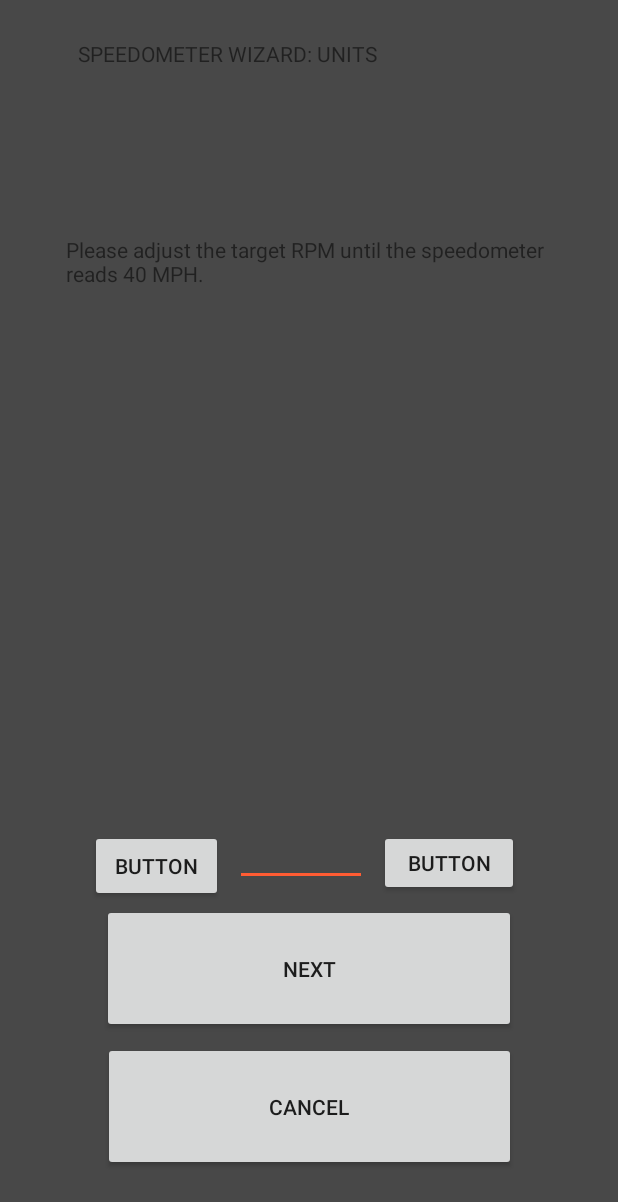
After one commit to AMDHome/Mechanical-Speedometer-Converter, an Android app: the Wizard2 screen opened directly, with no data from a screen before it, on a phone screen of 412 x 824 dp. The commit adds this screen. Shown: the top 1202 px of the screen. Run offline under Robolectric (Android 15) with nearby library versions, the phone set to English and light mode, and no system bars.

Commit message:
Updated Wizard UI
Working on global variables and screen swapping so that variable that holds speedometermax/2 can be saved across activities and then printed on screen dynamically.

```diff
--- a/app/app/src/main/AndroidManifest.xml
+++ b/app/app/src/main/AndroidManifest.xml
@@ -29,6 +29,10 @@
             android:label="@string/app_name"/>
 
         <activity android:name=".BtConnection"></activity>
+        <activity android:name=".Wizard"></activity>
+        <activity android:name=".Wizard2"></activity>
+
+
 
     </application>
 
--- /dev/null
+++ b/app/app/src/main/java/com/ecs193/speedometerconverter/Wizard2.java
@@ -0,0 +1,192 @@
+package com.ecs193.speedometerconverter;
+
+import android.app.ProgressDialog;
+import android.bluetooth.BluetoothAdapter;
+import android.bluetooth.BluetoothDevice;
+import android.bluetooth.BluetoothSocket;
+import android.content.Intent;
+import android.os.Bundle;
+import android.support.v7.app.AppCompatActivity;
+import android.view.View;
+import android.widget.Button;
+import android.widget.ListView;
+import android.widget.TextView;
+import android.widget.Toast;
+
+import java.util.Set;
+import java.util.UUID;
+
+public class Wizard2 extends AppCompatActivity {
+
+    private Set<BluetoothDevice> pairedDevices;
+    Intent rtnIntent;
+    TextView tv;
+    ListView devicelist;
+    Button findButton;
+    Button cancelButton;
+    String address = null;
+    private ProgressDialog progress;
+    BluetoothAdapter myBluetooth = null;
+    static BluetoothSocket btSocket = null;
+    private boolean isBtConnected = false;
+    //SPP UUID. Look for it
+    static final UUID myUUID = UUID.fromString("00001101-0000-1000-8000-00805F9B34FB");
+    public static String EXTRA_ADDRESS;
+    public static final String BT_INTENT_FLAG = "BT_INTENT_FLAG";
+
+    @Override
+    protected void onCreate(Bundle savedInstanceState) {
+        super.onCreate(savedInstanceState);
+        rtnIntent = new Intent();
+        setContentView(R.layout.activity_wizard2);
+
+        //devicelist = findViewById(R.id.listBluetooth);
+        //myBluetooth = BluetoothAdapter.getDefaultAdapter();
+        //findButton = findViewById(R.id.but_find);
+        //cancelButton = findViewById(R.id.but_cancel2);
+
+        //checkBluetoothConnectivity();
+
+        /*
+        findButton.setOnClickListener(new View.OnClickListener() {
+            public void onClick(View view) {
+                checkBluetoothConnectivity();
+            }
+        });
+        */
+/*
+        cancelButton.setOnClickListener(new View.OnClickListener() {
+            public void onClick(View view) {
+                finish();
+            }
+        });
+*/
+    }
+
+/*
+    void checkBluetoothConnectivity() {
+
+        if (myBluetooth == null) {
+            //Show a message that the device has no bluetooth adapter
+            Toast.makeText(getApplicationContext(), "Bluetooth Device Not Available", Toast.LENGTH_LONG).show();
+
+            //finish apk
+            finish();
+        } else if (!myBluetooth.isEnabled()) {
+            //Ask to the user turn the bluetooth on
+            Intent turnBTon = new Intent(BluetoothAdapter.ACTION_REQUEST_ENABLE);
+            startActivityForResult(turnBTon, 1);
+        }
+
+        pairedDevicesList();
+
+    }
+*/
+/*
+    public void pairedDevicesList() {
+
+        // Register for broadcasts when a device is discovered.
+        //IntentFilter filter = new IntentFilter(BluetoothDevice.ACTION_FOUND);
+        //registerReceiver(mReceiver, filter);
+
+
+        pairedDevices = myBluetooth.getBondedDevices();
+        ArrayList list = new ArrayList();
+
+        if (pairedDevices.size() > 0) {
+            for (BluetoothDevice bt : pairedDevices) {
+                list.add(bt.getName() + "\n" + bt.getAddress()); //Get the device's name and the address
+            }
+        } else {
+            Toast.makeText(getApplicationContext(), "No Paired Bluetooth Devices Found.", Toast.LENGTH_LONG).show();
+        }
+
+        final ArrayAdapter adapter = new ArrayAdapter(this, android.R.layout.simple_list_item_1, list);
+
+        devicelist.setAdapter(adapter);
+        devicelist.setOnItemClickListener(myListClickListener); //Method called when the device from the list is clicked
+
+    }
+*/
+/*
+    private AdapterView.OnItemClickListener myListClickListener = new AdapterView.OnItemClickListener() {
+        public void onItemClick(AdapterView<?> av, View v, int arg2, long arg3) {
+            // Get the device MAC address, the last 17 chars in the View
+            String info = ((TextView) v).getText().toString();
+            address = info.substring(info.length() - 17);
+
+
+            // Initialize a TextView for ListView each Item
+            tv = v.findViewById(android.R.id.text1);
+
+            // Set the text color of TextView (ListView Item)
+            tv.setTextColor(Color.WHITE);
+
+            new ConnectBT().execute(); //Call the class to connect
+        }
+    };
+*/
+/*
+    private class ConnectBT extends AsyncTask<Void, Void, Void>  // UI thread
+    {
+        private boolean ConnectSuccess = true; //if it's here, it's almost connected
+
+        @Override
+        protected void onPreExecute()
+        {
+            progress = ProgressDialog.show(Wizard.this, "Connecting...",
+                    "Please wait!!!");  //show a progress dialog
+        }
+
+        @Override
+        protected Void doInBackground(Void... devices) //while the progress dialog is shown, the connection is done in background
+        {
+            myBluetooth = null;
+            try
+            {
+                if (btSocket == null || !isBtConnected)
+                {
+                    myBluetooth = BluetoothAdapter.getDefaultAdapter();//get the mobile bluetooth device
+                    BluetoothDevice dispositivo = myBluetooth.getRemoteDevice(address);//connects to the device's address and checks if it's available
+                    btSocket = dispositivo.createInsecureRfcommSocketToServiceRecord(myUUID);//create a RFCOMM (SPP) connection
+                    BluetoothAdapter.getDefaultAdapter().cancelDiscovery();
+                    btSocket.connect();//start connection
+                }
+            }
+            catch (IOException e)
+            {
+                ConnectSuccess = false;//if the try failed, you can check the exception here
+            }
+            return null;
+        }
+
+        @Override
+        protected void onPostExecute(Void result) //after the doInBackground, it checks if everything went fine
+        {
+            super.onPostExecute(result);
+
+            if (!ConnectSuccess)
+            {
+                msg("Connection Failed. Is it a SPP Bluetooth? Try again.");
+                finish();
+            }
+            else
+            {
+                msg("Connected.");
+                isBtConnected = true;
+                // change opacity of calibration layout
+                //findViewById(R.id.meterSettings).setAlpha((float)1);
+            }
+            progress.dismiss();
+
+            setResult(Activity.RESULT_OK);
+            finish();
+        }
+    }
+*/
+
+    private void msg(String s)
+    {
+        Toast.makeText(getApplicationContext(),s, Toast.LENGTH_LONG).show();
+    }
+}
--- /dev/null
+++ b/app/app/src/main/res/layout/activity_wizard2.xml
@@ -0,0 +1,156 @@
+<?xml version="1.0" encoding="utf-8"?>
+<!--<RelativeLayout xmlns:android="http://schemas.android.com/apk/res/android"-->
+
+<!--<ScrollView
+    xmlns:android="http://schemas.android.com/apk/res/android"
+    xmlns:app="http://schemas.android.com/apk/res-auto"
+    xmlns:tools="http://schemas.android.com/tools"
+    android:layout_width="match_parent"
+    android:layout_height="match_parent"
+    app:layout_constraintGuide_percent="0.33"
+    tools:context=".MainActivity">-->
+<android.support.constraint.ConstraintLayout xmlns:android="http://schemas.android.com/apk/res/android"
+    xmlns:app="http://schemas.android.com/apk/res-auto"
+    xmlns:tools="http://schemas.android.com/tools"
+    android:layout_width="match_parent"
+    android:layout_height="match_parent"
+    android:visibility="visible"
+    app:layout_constraintGuide_percent="0.33"
+    tools:context=".MainActivity">
+
+    <Button
+        android:id="@+id/but_cancel2"
+        android:layout_width="275dp"
+        android:layout_height="0dp"
+        android:layout_marginBottom="43dp"
+        android:layout_weight="1"
+        android:text="@string/str_cancel"
+        app:layout_constraintBottom_toBottomOf="parent"
+        app:layout_constraintEnd_toEndOf="@+id/Next"
+        app:layout_constraintStart_toStartOf="@+id/Next"
+        app:layout_constraintTop_toBottomOf="@+id/Next" />
+
+    <Button
+        android:id="@+id/Next"
+        android:layout_width="0dp"
+        android:layout_height="0dp"
+        android:layout_marginStart="68dp"
+        android:layout_marginLeft="68dp"
+        android:layout_marginEnd="68dp"
+        android:layout_marginRight="68dp"
+        android:layout_marginBottom="6dp"
+        android:layout_weight="1"
+        android:text="NEXT"
+        app:layout_constraintBottom_toTopOf="@+id/but_cancel2"
+        app:layout_constraintEnd_toEndOf="parent"
+        app:layout_constraintStart_toStartOf="parent"
+        app:layout_constraintTop_toBottomOf="@+id/editText" />
+
+    <Button
+        android:id="@+id/button"
+        android:layout_width="93dp"
+        android:layout_height="44dp"
+        android:layout_marginStart="8dp"
+        android:layout_marginLeft="8dp"
+        android:layout_marginTop="8dp"
+        android:text="Button"
+        app:layout_constraintStart_toEndOf="@+id/editText"
+        app:layout_constraintTop_toTopOf="@+id/editText" />
+
+    <Button
+        android:id="@+id/button2"
+        android:layout_width="0dp"
+        android:layout_height="48dp"
+        android:layout_marginStart="60dp"
+        android:layout_marginLeft="60dp"
+        android:layout_marginTop="8dp"
+        android:layout_marginEnd="8dp"
+        android:layout_marginRight="8dp"
+        android:text="Button"
+        app:layout_constraintEnd_toStartOf="@+id/editText"
+        app:layout_constraintStart_toStartOf="parent"
+        app:layout_constraintTop_toTopOf="@+id/editText" />
+
+    <EditText
+        android:id="@+id/editText"
+        android:layout_width="0dp"
+        android:layout_height="wrap_content"
+        android:layout_marginTop="545dp"
+        android:layout_marginEnd="167dp"
+        android:layout_marginRight="167dp"
+        android:layout_marginBottom="12dp"
+        android:ems="10"
+        android:inputType="numberDecimal"
+        app:layout_constraintBottom_toTopOf="@+id/Next"
+        app:layout_constraintEnd_toEndOf="parent"
+        app:layout_constraintStart_toEndOf="@+id/button2"
+        app:layout_constraintTop_toTopOf="parent" />
+
+    <TextView
+        android:id="@+id/textView"
+        android:layout_width="0dp"
+        android:layout_height="0dp"
+        android:layout_marginStart="44dp"
+        android:layout_marginLeft="44dp"
+        android:layout_marginEnd="44dp"
+        android:layout_marginRight="44dp"
+        android:layout_marginBottom="559dp"
+        android:text="Please adjust the target RPM until the speedometer reads 40 MPH."
+        app:layout_constraintBottom_toBottomOf="parent"
+        app:layout_constraintEnd_toEndOf="parent"
+        app:layout_constraintStart_toStartOf="parent"
+        app:layout_constraintTop_toBottomOf="@+id/textView2" />
+
+    <TextView
+        android:id="@+id/textView2"
+        android:layout_width="0dp"
+        android:layout_height="0dp"
+        android:layout_marginStart="52dp"
+        android:layout_marginLeft="52dp"
+        android:layout_marginTop="26dp"
+        android:layout_marginEnd="52dp"
+        android:layout_marginRight="52dp"
+        android:layout_marginBottom="22dp"
+        android:text="SPEEDOMETER WIZARD: UNITS"
+        app:layout_constraintBottom_toTopOf="@+id/textView"
+        app:layout_constraintEnd_toEndOf="parent"
+        app:layout_constraintStart_toStartOf="parent"
+        app:layout_constraintTop_toTopOf="parent" />
+
+    <!--<Button
+        android:id="@+id/button2"
+        android:layout_width="wrap_content"
+        android:layout_height="wrap_content"
+        android:layout_marginStart="16dp"
+        android:layout_marginLeft="16dp"
+        android:text="ON"
+        app:layout_constraintBottom_toBottomOf="parent"
+        app:layout_constraintEnd_toStartOf="@+id/button4"
+        app:layout_constraintHorizontal_chainStyle="spread_inside"
+        app:layout_constraintStart_toStartOf="parent"/>
+
+    <Button
+        android:id="@+id/button3"
+        android:layout_width="wrap_content"
+        android:layout_height="wrap_content"
+        android:layout_marginEnd="16dp"
+        android:layout_marginRight="16dp"
+        android:text="OFF"
+        app:layout_constraintBottom_toBottomOf="parent"
+        app:layout_constraintEnd_toEndOf="parent"
+        app:layout_constraintStart_toEndOf="@+id/button4"/>
+
+    <Button
+        android:id="@+id/button4"
+        android:layout_width="wrap_content"
+        android:layout_height="wrap_content"
+        android:layout_marginEnd="1dp"
+        android:layout_marginRight="1dp"
+        android:text="DISCONNECT"
+        app:layout_constraintBottom_toBottomOf="parent"
+        app:layout_constraintEnd_toStartOf="@+id/button3"
+        app:layout_constraintStart_toEndOf="@+id/button2"/>-->
+
+    <!--</ScrollView>-->
+</android.support.constraint.ConstraintLayout>
+<!--</RelativeLayout>-->
```
Also changed, not shown: app/app/src/main/java/com/ecs193/speedometerconverter/MainActivity.java (+15 -1 lines), app/app/src/main/java/com/ecs193/speedometerconverter/SplashScreenSleep.java (+10 -0 lines), app/app/src/main/java/com/ecs193/speedometerconverter/Wizard.java (added, +96 -0 lines), app/app/src/main/res/layout/activity_main.xml (+36 -5 lines), app/app/src/main/res/layout/activity_wizard.xml (added, +163 -0 lines).
